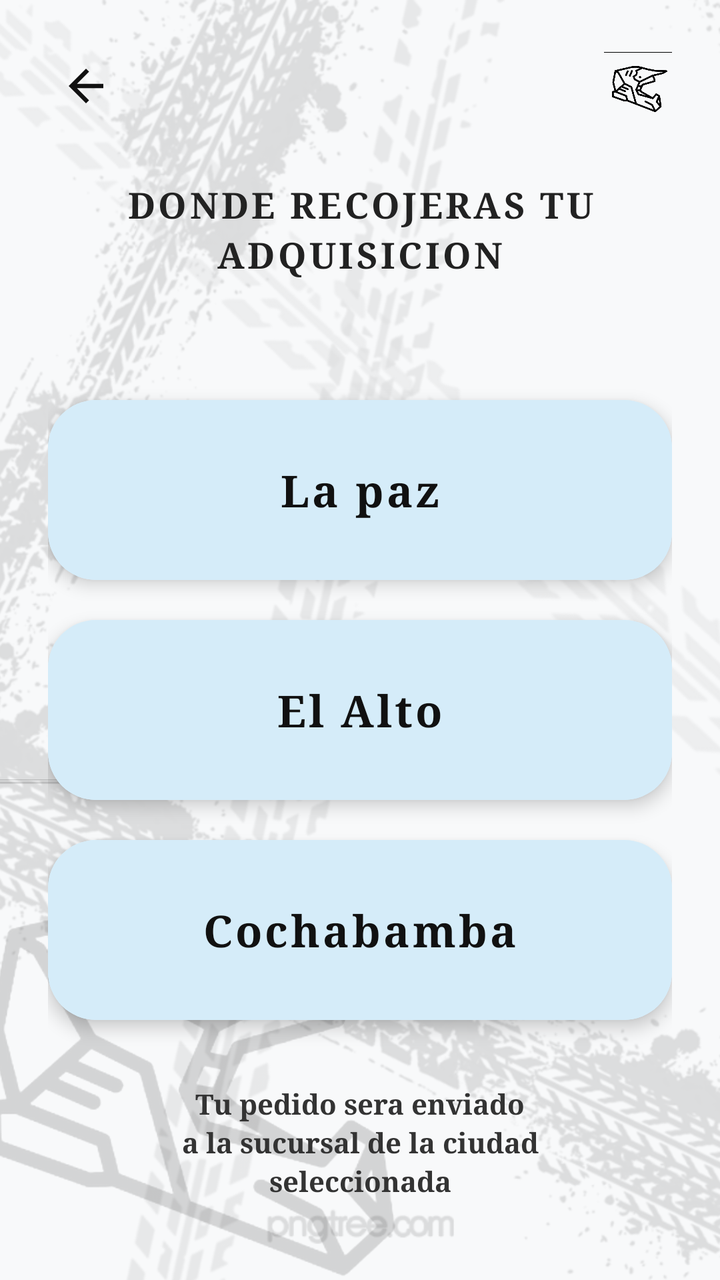
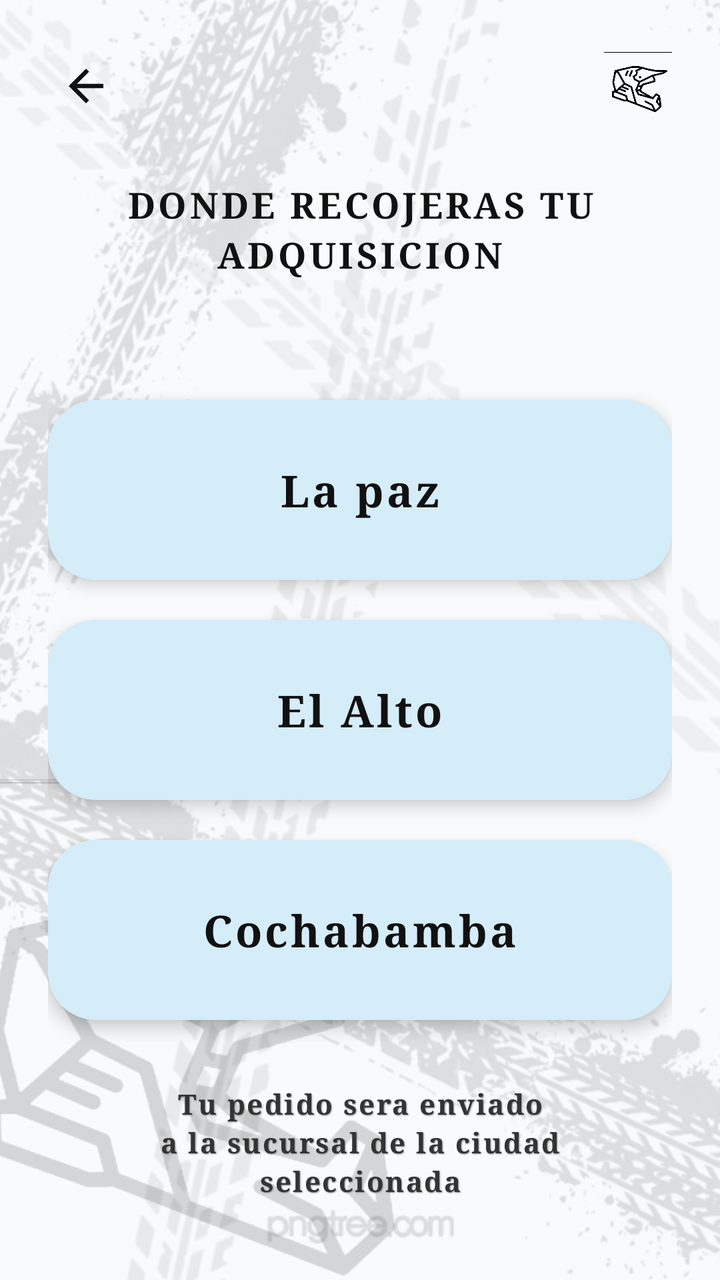

An Android layout rendered at two revisions. The XML below is the earlier revision; the diff shows what the commit changed to produce the second picture.
<!-- AndroidManifest.xml: application theme Theme.MiAPPBiker -->
<!-- res/layout/activity_branches.xml -->
<?xml version="1.0" encoding="utf-8"?>
<FrameLayout xmlns:android="http://schemas.android.com/apk/res/android"
    xmlns:app="http://schemas.android.com/apk/res-auto"
    xmlns:tools="http://schemas.android.com/tools"
    android:id="@+id/branches_root"
    android:layout_width="match_parent"
    android:layout_height="match_parent"
    android:background="#F8F9FA">

    
    <ImageView
        android:layout_width="match_parent"
        android:layout_height="match_parent"
        android:alpha="0.12"
        android:scaleType="centerCrop"
        android:src="@drawable/bg_tire_tracks"
        android:contentDescription="Fondo" />

    
    <ImageView
        android:layout_width="280dp"
        android:layout_height="280dp"
        android:layout_gravity="bottom|start"
        android:layout_marginStart="-40dp"
        android:layout_marginBottom="-30dp"
        android:alpha="0.15"
        android:src="@drawable/ic_helmet_logo"
        android:contentDescription="Watermark" />

    <LinearLayout
        android:layout_width="match_parent"
        android:layout_height="match_parent"
        android:orientation="vertical"
        android:paddingHorizontal="24dp"
        android:paddingTop="24dp"
        android:paddingBottom="24dp"
        android:weightSum="1">

        
        <FrameLayout
            android:layout_width="match_parent"
            android:layout_height="wrap_content">

            <ImageView
                android:id="@+id/btn_branches_back"
                android:layout_width="38dp"
                android:layout_height="38dp"
                android:background="?attr/selectableItemBackgroundBorderless"
                android:clickable="true"
                android:contentDescription="Volver"
                android:focusable="true"
                android:padding="6dp"
                android:src="@drawable/ic_arrow_back"
                app:tint="#111111" />

            <ImageView
                android:layout_width="34dp"
                android:layout_height="34dp"
                android:layout_gravity="end|center_vertical"
                android:src="@drawable/ic_helmet_logo"
                android:contentDescription="Logo" />
        </FrameLayout>

        
        <TextView
            android:id="@+id/tv_branches_title"
            android:layout_width="match_parent"
            android:layout_height="wrap_content"
            android:layout_marginTop="28dp"
            android:fontFamily="serif"
            android:gravity="center"
            android:letterSpacing="0.08"
            android:lineSpacingExtra="4dp"
            android:text="DONDE RECOJERAS TU ADQUISICION"
            android:textColor="#222222"
            android:textSize="18sp"
            android:textStyle="bold" />

        
        <LinearLayout
            android:layout_width="match_parent"
            android:layout_height="0dp"
            android:layout_marginTop="28dp"
            android:layout_weight="1"
            android:gravity="center"
            android:orientation="vertical">

            
            <androidx.cardview.widget.CardView
                android:id="@+id/card_branch_lapaz"
                android:layout_width="match_parent"
                android:layout_height="90dp"
                android:layout_marginVertical="10dp"
                android:clickable="true"
                android:focusable="true"
                android:foreground="?attr/selectableItemBackground"
                app:cardCornerRadius="24dp"
                app:cardElevation="5dp">

                <FrameLayout
                    android:layout_width="match_parent"
                    android:layout_height="match_parent">

                    <ImageView
                        android:layout_width="match_parent"
                        android:layout_height="match_parent"
                        android:scaleType="centerCrop"
                        android:src="@drawable/map_thumb_lapaz"
                        android:contentDescription="Mapa La Paz" />

                    <View
                        android:layout_width="match_parent"
                        android:layout_height="match_parent"
                        android:background="#66FFFFFF" />

                    <TextView
                        android:layout_width="wrap_content"
                        android:layout_height="wrap_content"
                        android:layout_gravity="center"
                        android:fontFamily="serif"
                        android:letterSpacing="0.06"
                        android:text="La paz"
                        android:textColor="#111111"
                        android:textSize="22sp"
                        android:textStyle="bold" />
                </FrameLayout>
            </androidx.cardview.widget.CardView>

            
            <androidx.cardview.widget.CardView
                android:id="@+id/card_branch_elalto"
                android:layout_width="match_parent"
                android:layout_height="90dp"
                android:layout_marginVertical="10dp"
                android:clickable="true"
                android:focusable="true"
                android:foreground="?attr/selectableItemBackground"
                app:cardCornerRadius="24dp"
                app:cardElevation="5dp">

                <FrameLayout
                    android:layout_width="match_parent"
                    android:layout_height="match_parent">

                    <ImageView
                        android:layout_width="match_parent"
                        android:layout_height="match_parent"
                        android:scaleType="centerCrop"
                        android:src="@drawable/map_thumb_elalto"
                        android:contentDescription="Mapa El Alto" />

                    <View
                        android:layout_width="match_parent"
                        android:layout_height="match_parent"
                        android:background="#66FFFFFF" />

                    <TextView
                        android:layout_width="wrap_content"
                        android:layout_height="wrap_content"
                        android:layout_gravity="center"
                        android:fontFamily="serif"
                        android:letterSpacing="0.06"
                        android:text="El Alto"
                        android:textColor="#111111"
                        android:textSize="22sp"
                        android:textStyle="bold" />
                </FrameLayout>
            </androidx.cardview.widget.CardView>

            
            <androidx.cardview.widget.CardView
                android:id="@+id/card_branch_cochabamba"
                android:layout_width="match_parent"
                android:layout_height="90dp"
                android:layout_marginVertical="10dp"
                android:clickable="true"
                android:focusable="true"
                android:foreground="?attr/selectableItemBackground"
                app:cardCornerRadius="24dp"
                app:cardElevation="5dp">

                <FrameLayout
                    android:layout_width="match_parent"
                    android:layout_height="match_parent">

                    <ImageView
                        android:layout_width="match_parent"
                        android:layout_height="match_parent"
                        android:scaleType="centerCrop"
                        android:src="@drawable/map_thumb_cochabamba"
                        android:contentDescription="Mapa Cochabamba" />

                    <View
                        android:layout_width="match_parent"
                        android:layout_height="match_parent"
                        android:background="#66FFFFFF" />

                    <TextView
                        android:layout_width="wrap_content"
                        android:layout_height="wrap_content"
                        android:layout_gravity="center"
                        android:fontFamily="serif"
                        android:letterSpacing="0.06"
                        android:text="Cochabamba"
                        android:textColor="#111111"
                        android:textSize="22sp"
                        android:textStyle="bold" />
                </FrameLayout>
            </androidx.cardview.widget.CardView>

        </LinearLayout>

        
        <TextView
            android:layout_width="match_parent"
            android:layout_height="wrap_content"
            android:layout_marginBottom="16dp"
            android:fontFamily="serif"
            android:gravity="center"
            android:lineSpacingExtra="3dp"
            android:text="Tu pedido sera enviado\na la sucursal de la ciudad\nseleccionada"
            android:textColor="#333333"
            android:textSize="14sp"
            android:textStyle="bold" />

    </LinearLayout>
</FrameLayout>
<!-- resources referenced by this layout -->
<resources>
  <!-- drawable bg_tire_tracks: png bitmap (drawable, 604236 bytes) -->
  <!-- drawable ic_arrow_back (drawable) -->
  <vector xmlns:android="http://schemas.android.com/apk/res/android"
      android:width="24dp"
      android:height="24dp"
      android:viewportWidth="24"
      android:viewportHeight="24">
      <path
          android:fillColor="#111111"
          android:pathData="M20,11H7.83l5.59,-5.59L12,4l-8,8 8,8 1.41,-1.41L7.83,13H20v-2z" />
  </vector>
  <!-- drawable ic_helmet_logo: png bitmap (drawable, 27660 bytes) -->
  <!-- drawable map_thumb_cochabamba: png bitmap (drawable, 1734 bytes) -->
  <!-- drawable map_thumb_elalto: png bitmap (drawable, 1734 bytes) -->
  <!-- drawable map_thumb_lapaz: png bitmap (drawable, 1734 bytes) -->
  <style name="Theme.MiAPPBiker" parent="Base.Theme.MiAPPBiker" />
  <style name="Base.Theme.MiAPPBiker" parent="Theme.Material3.DayNight.NoActionBar">
          
          
      </style>
</resources>

<!-- the commit's change to res/layout/activity_branches.xml (unified diff, before → after) -->
@@ -5,27 +5,18 @@
     android:id="@+id/branches_root"
     android:layout_width="match_parent"
     android:layout_height="match_parent"
-    android:background="#F8F9FA">
+    android:background="@color/biker_gray_bg">
 
     
     <ImageView
-        android:layout_width="match_parent"
-        android:layout_height="match_parent"
-        android:alpha="0.12"
-        android:scaleType="centerCrop"
-        android:src="@drawable/bg_tire_tracks"
-        android:contentDescription="Fondo" />
+        style="@style/MarcaAguaFondo" />
 
     
     <ImageView
-        android:layout_width="280dp"
-        android:layout_height="280dp"
-        android:layout_gravity="bottom|start"
+        style="@style/MarcaAguaCascoEsquina"
         android:layout_marginStart="-40dp"
         android:layout_marginBottom="-30dp"
-        android:alpha="0.15"
-        android:src="@drawable/ic_helmet_logo"
-        android:contentDescription="Watermark" />
+        android:alpha="0.15" />
 
     <LinearLayout
         android:layout_width="match_parent"
@@ -43,15 +34,10 @@
 
             <ImageView
                 android:id="@+id/btn_branches_back"
-                android:layout_width="38dp"
-                android:layout_height="38dp"
-                android:background="?attr/selectableItemBackgroundBorderless"
-                android:clickable="true"
+                style="@style/BotonIconoNav"
                 android:contentDescription="Volver"
-                android:focusable="true"
-                android:padding="6dp"
                 android:src="@drawable/ic_arrow_back"
-                app:tint="#111111" />
+                app:tint="@color/biker_black" />
 
             <ImageView
                 android:layout_width="34dp"
@@ -64,17 +50,15 @@
         
         <TextView
             android:id="@+id/tv_branches_title"
+            style="@style/TextoTituloVintage"
             android:layout_width="match_parent"
             android:layout_height="wrap_content"
             android:layout_marginTop="28dp"
-            android:fontFamily="serif"
             android:gravity="center"
             android:letterSpacing="0.08"
             android:lineSpacingExtra="4dp"
             android:text="DONDE RECOJERAS TU ADQUISICION"
-            android:textColor="#222222"
-            android:textSize="18sp"
-            android:textStyle="bold" />
+            android:textSize="18sp" />
 
         
         <LinearLayout
@@ -88,14 +72,10 @@
             
             <androidx.cardview.widget.CardView
                 android:id="@+id/card_branch_lapaz"
+                style="@style/TarjetaSucursal"
                 android:layout_width="match_parent"
                 android:layout_height="90dp"
-                android:layout_marginVertical="10dp"
-                android:clickable="true"
-                android:focusable="true"
-                android:foreground="?attr/selectableItemBackground"
-                app:cardCornerRadius="24dp"
-                app:cardElevation="5dp">
+                android:layout_marginVertical="10dp">
 
                 <FrameLayout
                     android:layout_width="match_parent"
@@ -114,29 +94,22 @@
                         android:background="#66FFFFFF" />
 
                     <TextView
+                        style="@style/TextoTituloVintage"
                         android:layout_width="wrap_content"
                         android:layout_height="wrap_content"
                         android:layout_gravity="center"
-                        android:fontFamily="serif"
-                        android:letterSpacing="0.06"
                         android:text="La paz"
-                        android:textColor="#111111"
-                        android:textSize="22sp"
-                        android:textStyle="bold" />
+                        android:textSize="22sp" />
                 </FrameLayout>
             </androidx.cardview.widget.CardView>
 
             
             <androidx.cardview.widget.CardView
                 android:id="@+id/card_branch_elalto"
+                style="@style/TarjetaSucursal"
                 android:layout_width="match_parent"
                 android:layout_height="90dp"
-                android:layout_marginVertical="10dp"
-                android:clickable="true"
-                android:focusable="true"
-                android:foreground="?attr/selectableItemBackground"
-                app:cardCornerRadius="24dp"
-                app:cardElevation="5dp">
+                android:layout_marginVertical="10dp">
 
                 <FrameLayout
                     android:layout_width="match_parent"
@@ -155,29 +128,22 @@
                         android:background="#66FFFFFF" />
 
                     <TextView
+                        style="@style/TextoTituloVintage"
                         android:layout_width="wrap_content"
                         android:layout_height="wrap_content"
                         android:layout_gravity="center"
-                        android:fontFamily="serif"
-                        android:letterSpacing="0.06"
                         android:text="El Alto"
-                        android:textColor="#111111"
-                        android:textSize="22sp"
-                        android:textStyle="bold" />
+                        android:textSize="22sp" />
                 </FrameLayout>
             </androidx.cardview.widget.CardView>
 
             
             <androidx.cardview.widget.CardView
                 android:id="@+id/card_branch_cochabamba"
+                style="@style/TarjetaSucursal"
                 android:layout_width="match_parent"
                 android:layout_height="90dp"
-                android:layout_marginVertical="10dp"
-                android:clickable="true"
-                android:focusable="true"
-                android:foreground="?attr/selectableItemBackground"
-                app:cardCornerRadius="24dp"
-                app:cardElevation="5dp">
+                android:layout_marginVertical="10dp">
 
                 <FrameLayout
                     android:layout_width="match_parent"
@@ -196,15 +162,12 @@
                         android:background="#66FFFFFF" />
 
                     <TextView
+                        style="@style/TextoTituloVintage"
                         android:layout_width="wrap_content"
                         android:layout_height="wrap_content"
                         android:layout_gravity="center"
-                        android:fontFamily="serif"
-                        android:letterSpacing="0.06"
                         android:text="Cochabamba"
-                        android:textColor="#111111"
-                        android:textSize="22sp"
-                        android:textStyle="bold" />
+                        android:textSize="22sp" />
                 </FrameLayout>
             </androidx.cardview.widget.CardView>
 
@@ -212,16 +175,15 @@
 
         
         <TextView
+            style="@style/TextoSubtituloVintage"
             android:layout_width="match_parent"
             android:layout_height="wrap_content"
             android:layout_marginBottom="16dp"
-            android:fontFamily="serif"
             android:gravity="center"
             android:lineSpacingExtra="3dp"
             android:text="Tu pedido sera enviado\na la sucursal de la ciudad\nseleccionada"
             android:textColor="#333333"
-            android:textSize="14sp"
-            android:textStyle="bold" />
+            android:textSize="14sp" />
 
     </LinearLayout>
 </FrameLayout>
<!-- resource entries referenced after the edit -->
@@ -1,5 +1,7 @@
 <!-- resources referenced by this layout -->
 <resources>
+  <color name="biker_black">#111111</color>
+  <color name="biker_gray_bg">#F9FAFB</color>
   <!-- drawable bg_tire_tracks: png bitmap (drawable, 604236 bytes) -->
   <!-- drawable ic_arrow_back (drawable) -->
   <vector xmlns:android="http://schemas.android.com/apk/res/android"
@@ -15,7 +17,66 @@
   <!-- drawable map_thumb_cochabamba: png bitmap (drawable, 1734 bytes) -->
   <!-- drawable map_thumb_elalto: png bitmap (drawable, 1734 bytes) -->
   <!-- drawable map_thumb_lapaz: png bitmap (drawable, 1734 bytes) -->
+  <style name="BotonIconoNav">
+          <item name="android:layout_width">38dp</item>
+          <item name="android:layout_height">38dp</item>
+          <item name="android:background">?attr/selectableItemBackgroundBorderless</item>
+          <item name="android:clickable">true</item>
+          <item name="android:focusable">true</item>
+          <item name="android:padding">6dp</item>
+      </style>
+  <style name="MarcaAguaCascoEsquina" parent="MarcaAguaCasco">
+          <item name="android:layout_width">280dp</item>
+          <item name="android:layout_height">280dp</item>
+          <item name="android:layout_gravity">bottom|start</item>
+          <item name="android:layout_marginStart">-30dp</item>
+          <item name="android:layout_marginBottom">-20dp</item>
+          <item name="android:alpha">0.20</item>
+      </style>
+  <style name="MarcaAguaFondo">
+          <item name="android:layout_width">match_parent</item>
+          <item name="android:layout_height">match_parent</item>
+          <item name="android:scaleType">centerCrop</item>
+          <item name="android:alpha">0.12</item>
+          <item name="android:src">@drawable/bg_tire_tracks</item>
+          <item name="android:contentDescription">@null</item>
+      </style>
+  <style name="TarjetaSucursal">
+          <item name="cardCornerRadius">24dp</item>
+          <item name="cardElevation">5dp</item>
+          <item name="android:clickable">true</item>
+          <item name="android:focusable">true</item>
+          <item name="android:foreground">?attr/selectableItemBackground</item>
+      </style>
+  <style name="TextoSubtituloVintage">
+          <item name="android:fontFamily">serif</item>
+          <item name="android:textColor">#222222</item>
+          <item name="android:textSize">17sp</item>
+          <item name="android:textStyle">bold</item>
+          <item name="android:letterSpacing">0.06</item>
+          <item name="android:shadowColor">#888888</item>
+          <item name="android:shadowDx">1</item>
+          <item name="android:shadowDy">1</item>
+          <item name="android:shadowRadius">1</item>
+      </style>
+  <style name="TextoTituloVintage">
+          <item name="android:fontFamily">serif</item>
+          <item name="android:textColor">@color/biker_black</item>
+          <item name="android:textSize">20sp</item>
+          <item name="android:textStyle">bold</item>
+          <item name="android:letterSpacing">0.06</item>
+      </style>
   <style name="Theme.MiAPPBiker" parent="Base.Theme.MiAPPBiker" />
+  <style name="MarcaAguaCasco">
+          <item name="android:layout_width">320dp</item>
+          <item name="android:layout_height">320dp</item>
+          <item name="android:layout_gravity">bottom|center_horizontal</item>
+          <item name="android:layout_marginBottom">-40dp</item>
+          <item name="android:scaleType">fitCenter</item>
+          <item name="android:alpha">0.18</item>
+          <item name="android:src">@drawable/ic_helmet_logo</item>
+          <item name="android:contentDescription">@null</item>
+      </style>
   <style name="Base.Theme.MiAPPBiker" parent="Theme.Material3.DayNight.NoActionBar">
           
           
